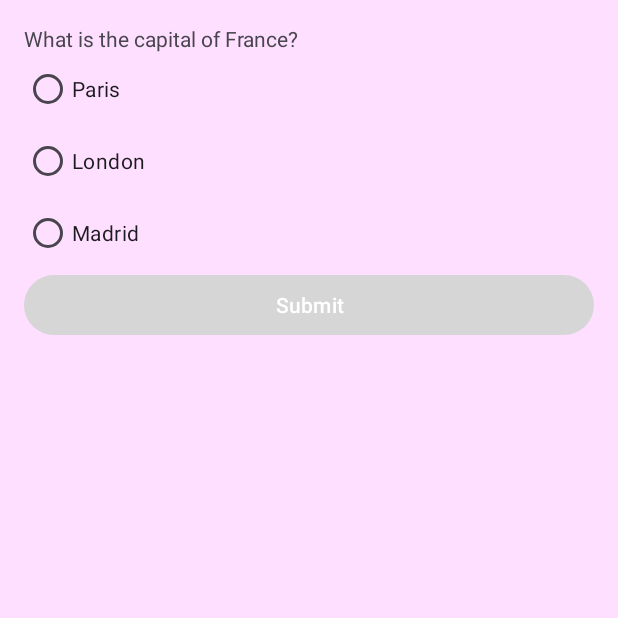
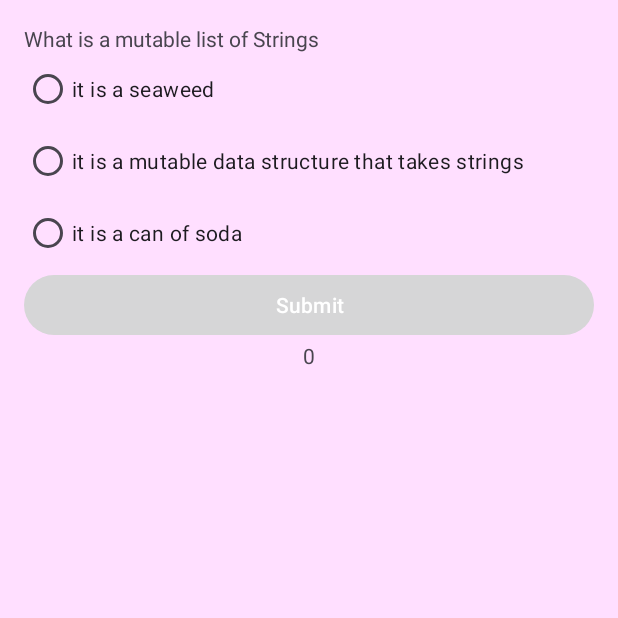
Before and after one commit to fhajims/QuizApp, an Android app: the screen it shows after launch (MainActivity), on a phone screen of 412 x 824 dp, the top half of it. Run offline under Robolectric (Android 15) with nearby library versions, the phone set to English and light mode, and no system bars.

Commit message:
Created question class and question counter class, created a UI Setup function to put the questions into the radio buttons.

```diff
--- /dev/null
+++ b/app/src/main/java/at/fh/js/ims/quizappapp/JumpScare.kt
@@ -0,0 +1,5 @@
+package at.fh.js.ims.quizappapp
+
+class JumpScare {
+
+}
--- a/app/src/main/java/at/fh/js/ims/quizappapp/MainActivity.kt
+++ b/app/src/main/java/at/fh/js/ims/quizappapp/MainActivity.kt
@@ -16,14 +16,32 @@ import android.widget.ImageView
 import android.content.Intent
 import android.graphics.Bitmap
 import android.graphics.BitmapFactory
+import at.fh.js.ims.quizappapp.Question
+import at.fh.js.ims.quizappapp.QuestionCounter
+import at.fh.js.ims.quizappapp.RandomNumberGenerator
 
 class MainActivity : AppCompatActivity() {
 
 
+    private val questionCounter = QuestionCounter()
+
+    // Question Text
     private lateinit var questionText: TextView
+    // Options Group
     private lateinit var optionsGroup: RadioGroup
     private lateinit var submitButton: Button
     private val handler = Handler(Looper.getMainLooper())
+    //QuestionTextView
+    private lateinit var correctQuestionTextView : TextView
+
+    // Radio Buttons
+    private lateinit var radioButton1 : RadioButton
+    private lateinit var radioButton2 : RadioButton
+    private lateinit var radioButton3 : RadioButton
+    private var randomInt : Int = 0
+    // List of Questions
+    private val questions = getQuestions()
+    private lateinit var currentQuestion : Question
 
 
 
@@ -35,18 +53,51 @@ class MainActivity : AppCompatActivity() {
         super.onCreate(savedInstanceState)
         setContentView(R.layout.activity_main)
 
+        val randng = RandomNumberGenerator(1,questions.size-1).nextInt()
+        val selectedQuestion = questions[randng]
 
 
 
-
+        correctQuestionTextView = findViewById(R.id.CounterOfQuestions)
+        correctQuestionTextView.setText(questionCounter.returnTotalCount().toString())
         questionText = findViewById(R.id.questionText)
         optionsGroup = findViewById(R.id.optionsGroup)
+        radioButton1 = findViewById(R.id.option1)
+        radioButton2 = findViewById(R.id.option2)
+        radioButton3 = findViewById(R.id.option3)
+
+        /*    val min = 1
+           val max = questions.size
+           val randomInt = (min..max).random()
+           val question = questions[2]
+          questionText.text = question.questionText
+           val radioButton1Text: String = question.options[0]
+           radioButton1.text = radioButton1Text
+           val radioButton2Text : String = question.options[1]
+           radioButton2.text = radioButton2Text
+           val radioButton3Text : String = question.options[2]
+           radioButton3.text = radioButton3Text  */
+
+        setupQuestion()
         submitButton = findViewById(R.id.submitButton)
-
         submitButton.setOnClickListener { checkAnswer() }
     }
 
+    private fun setupQuestion() {
+        if (questions != null) {
+            val min = 0
+            val max = questions.size
+            randomInt = (min..max).random()
+            //val question = questions[randomInt]
+            currentQuestion = questions[randomInt]
+            questionText.text = currentQuestion.questionText
+            radioButton1.text = currentQuestion.options[0]
+            radioButton2.text = currentQuestion.options[1]
+            radioButton3.text = currentQuestion.options[2]
+        } else {
 
+        }
+    }
 
 
     private fun makeImageViewVisible(imageView: ImageView) {
@@ -101,13 +152,21 @@ class MainActivity : AppCompatActivity() {
             return
         }
 
-        val selectedOption = findViewById<RadioButton>(selectedOptionId)
+
+
+
+
+
+
+            val selectedOption = findViewById<RadioButton>(selectedOptionId)
 
 
             val intent = Intent(this, SecondQuestion::class.java)
 
 
-        if (selectedOption.text == "Paris") {
+        if (selectedOption.text == currentQuestion.options[currentQuestion.correctAnswer]) {
+            questionCounter.incrementTotalCount()
+            correctQuestionTextView.setText(" ${questionCounter.returnTotalCount()} / 16 Fragen beantwortet")
             Toast.makeText(this, "Correct!", Toast.LENGTH_SHORT).show()
             val  delayMillis = 6000
             playRightAnswer(this)
@@ -119,9 +178,10 @@ class MainActivity : AppCompatActivity() {
             }, delayMillis.toLong())
                 handler.postDelayed({
                     // This code will run after the delay
-                    val intent = Intent(this, SecondQuestion::class.java)
-                    startActivity(intent)
-                    finish()
+                    //val intent = Intent(this, MainActivity::class.java)
+                    //startActivity(intent)
+                    //finish()
+                    updateUIElements(questions,randomInt)
                 }, 6000.toLong())
         } else {
             Toast.makeText(this, "Incorrect. Try again!", Toast.LENGTH_SHORT).show()
@@ -144,4 +204,21 @@ class MainActivity : AppCompatActivity() {
 
 
     }
+
+    fun updateUIElements(questionList: MutableList<Question>, justanint: Int) {
+        val indexToRemove = justanint
+        if (indexToRemove >= 0 && indexToRemove < questionList.size) {
+            questionList.removeAt(indexToRemove)
+            setupQuestion()
+
+
+
+
+    }
+
+
+
+    }
+
+
 }
--- /dev/null
+++ b/app/src/main/java/at/fh/js/ims/quizappapp/Question.kt
@@ -0,0 +1,13 @@
+package at.fh.js.ims.quizappapp
+
+data class Question (val questionText: String, val options: List<String>, val correctAnswer: Int)
+
+   fun getQuestions() : MutableList<Question> {
+       return mutableListOf(
+           Question("What is the capital of Austria", listOf("Styria", "Armenia", "Vienna"), 2),
+           Question("What is an integer?", listOf("A number", "A String", "A dog"), 0),
+           Question("What is the capital of Japan?", listOf("Tokyo", "Beijing", "Seoul"), 0),
+           Question("What is 2 + 2", listOf("3", "4", "5"), 1),
+           Question("What is a mutable list of Strings", listOf("it is a seaweed","it is a mutable data structure that takes strings", "it is a can of soda"), 1)
+       )
+   }
--- /dev/null
+++ b/app/src/main/java/at/fh/js/ims/quizappapp/QuestionCounter.kt
@@ -0,0 +1,37 @@
+package at.fh.js.ims.quizappapp
+
+class QuestionCounter {
+    private var correctCount = 0
+    private var falseCount = 0
+    private var totalCount = 0
+
+
+    fun incrementCorrectCount() {
+        correctCount++
+    }
+
+    fun incrementFalseCount() {
+        falseCount++
+    }
+
+    fun incrementTotalCount() {
+        totalCount++
+    }
+
+    fun getCorrectCount(): Int {
+        return correctCount
+    }
+
+    fun getFalseCount(): Int {
+        return falseCount
+    }
+
+    fun returnTotalCount(): Int {
+        return totalCount
+    }
+
+    fun increaseTotalCount() {
+        totalCount++
+    }
+
+}
--- /dev/null
+++ b/app/src/main/java/at/fh/js/ims/quizappapp/RandomNumberGenerator.kt
@@ -0,0 +1,13 @@
+package at.fh.js.ims.quizappapp
+
+import kotlin.random.Random
+
+class RandomNumberGenerator(private val minimum: Int, private val maximum: Int) {
+    init {
+        require(minimum < maximum) { "Minimum must be less than maximum" }
+    }
+
+    fun nextInt(): Int {
+        return Random.nextInt(minimum, maximum + 1)
+    }
+}
--- a/app/src/main/res/layout/activity_main.xml
+++ b/app/src/main/res/layout/activity_main.xml
@@ -50,6 +50,13 @@
         android:text="Submit"/>
 
 
+    <TextView
+        android:id="@+id/CounterOfQuestions"
+        android:layout_width="match_parent"
+        android:layout_height="wrap_content"
+        android:text="TextView"
+        android:textAlignment="center" />
+
     <FrameLayout
         android:layout_width="match_parent"
         android:layout_height="match_parent"
```
